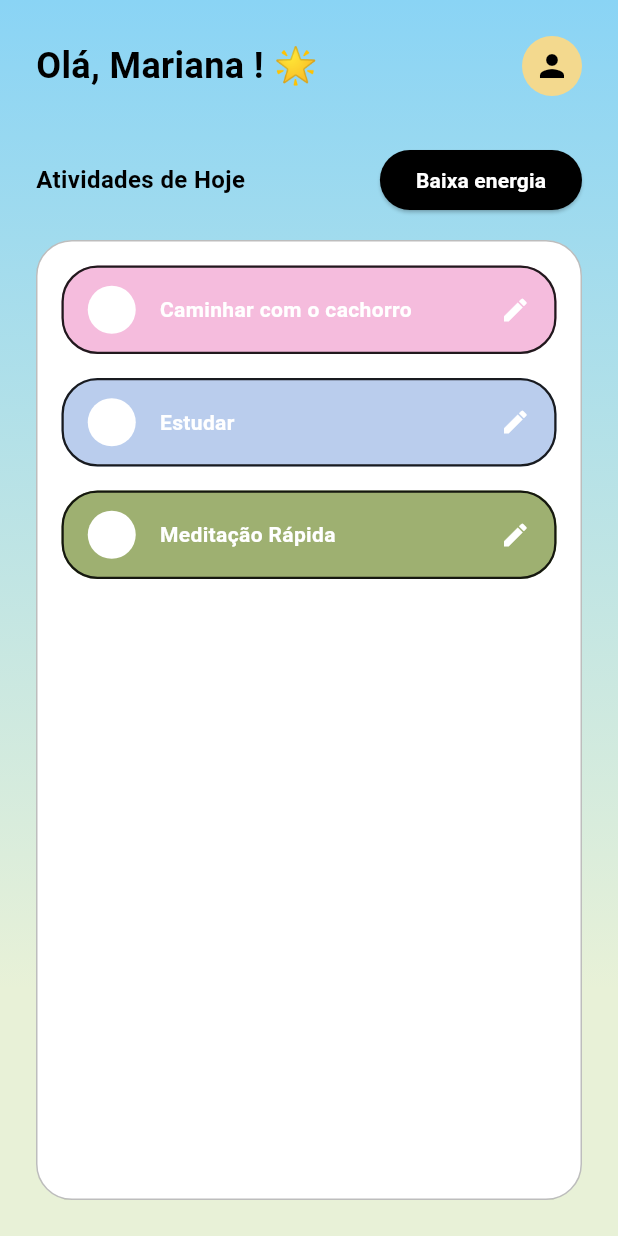
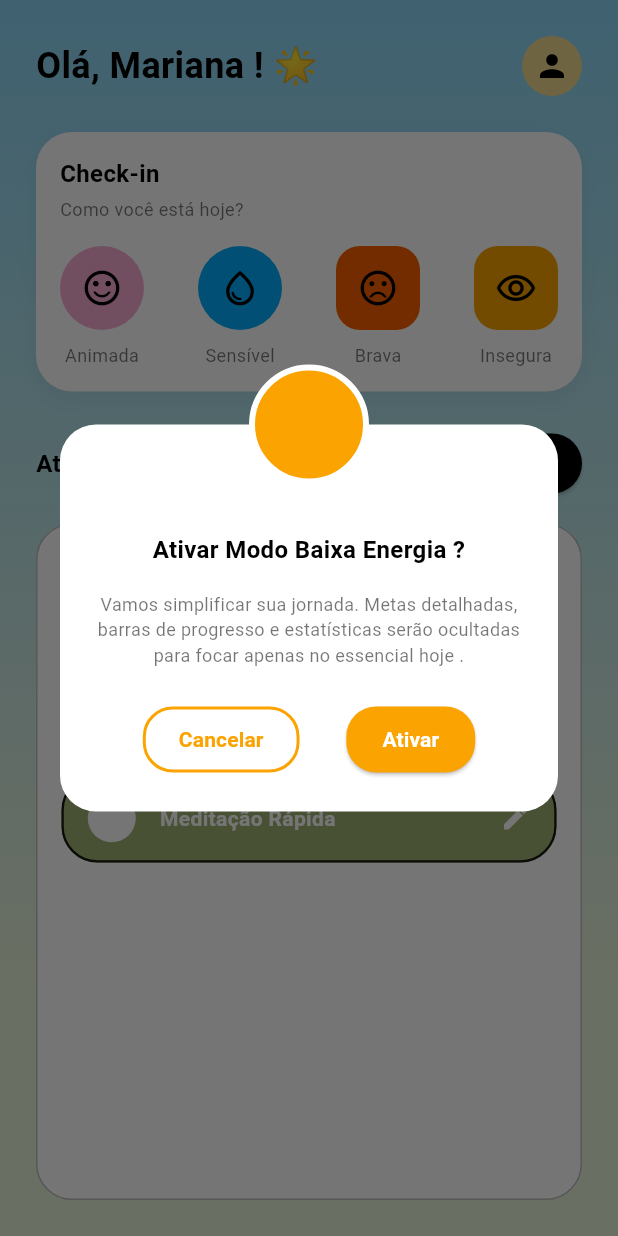
Before and after one commit to larasdiniz/health_routine, a Flutter app: the screen it shows after launch, after a tap on "Baixa energia", on a phone screen of 412 x 824 dp. Run offline on Flutter 3.47's test engine with Material 3 defaults, Android fonts, the phone set to English and light mode, and no system bars; our stand-ins replace equatable, flutter_bloc, google_fonts.

Commit message:
feat(hoje): adiciona card de check-in e logica do modo baixa energia

```diff
--- a/lib/features/hoje/presentation/pages/hoje_page.dart
+++ b/lib/features/hoje/presentation/pages/hoje_page.dart
@@ -3,9 +3,12 @@ import 'package:flutter_bloc/flutter_bloc.dart';
 import '../../../../core/theme/app_colors.dart';
 import '../../../../core/theme/app_text_styles.dart';
 import '../../../../core/widgets/app_background.dart';
+import '../../domain/entities/activity_entity.dart';
 import '../bloc/hoje_cubit.dart';
 import '../bloc/hoje_state.dart';
 import '../widgets/activity_card.dart';
+import '../widgets/check_in_card.dart';
+import '../widgets/low_energy_dialog.dart';
 
 class HojePage extends StatefulWidget {
   const HojePage({super.key});
@@ -29,7 +32,19 @@ class _HojePageState extends State<HojePage> {
         child: SafeArea(
           child: Padding(
             padding: const EdgeInsets.symmetric(horizontal: 24.0),
-            child: Column(
+            // O BlocBuilder agora envolve a coluna inteira para atualizar a tela toda
+            child: BlocBuilder<HojeCubit, HojeState>(
+              builder: (context, state) {
+                // Variáveis auxiliares para facilitar o layout
+                bool isLowEnergy = false;
+                List<ActivityEntity> atividades = [];
+
+                if (state is HojeSuccess) {
+                  isLowEnergy = state.isLowEnergyMode;
+                  atividades = state.activities;
+                }
+
+                return Column(
                   crossAxisAlignment: CrossAxisAlignment.start,
                   children: [
                     const SizedBox(height: 24),
@@ -49,9 +64,42 @@ class _HojePageState extends State<HojePage> {
                         ),
                       ],
                     ),
-                const SizedBox(height: 32),
+                    const SizedBox(height: 24),
 
-                // Seção "Atividades de Hoje" e Botão "Baixa Energia"
+                    // O Card de Check-in (Só aparece se NÃO estiver em baixa energia)
+                    if (!isLowEnergy) ...[
+                      const CheckInCard(),
+                      const SizedBox(height: 24),
+                    ],
+
+                    // Banner de Baixa Energia Ativado (Aparece se estiver ativo)
+                    if (isLowEnergy) ...[
+                      Container(
+                        padding: const EdgeInsets.all(16),
+                        decoration: BoxDecoration(
+                          color: AppColors.moodInsegura, // Laranja do Figma
+                          borderRadius: BorderRadius.circular(24),
+                        ),
+                        child: Column(
+                          crossAxisAlignment: CrossAxisAlignment.center,
+                          children: [
+                            Text(
+                              'Modo Baixa Energia Ativado',
+                              style: AppTextStyles.heading2,
+                            ),
+                            const SizedBox(height: 8),
+                            Text(
+                              'Suas metas complexas foram ocultadas para focar apenas no mínimo viável de saúde',
+                              style: AppTextStyles.bodySmall.copyWith(color: AppColors.black),
+                              textAlign: TextAlign.center,
+                            ),
+                          ],
+                        ),
+                      ),
+                      const SizedBox(height: 24),
+                    ],
+
+                    // Seção "Atividades de Hoje" e Botão
                     Row(
                       mainAxisAlignment: MainAxisAlignment.spaceBetween,
                       children: [
@@ -64,23 +112,49 @@ class _HojePageState extends State<HojePage> {
                               borderRadius: BorderRadius.circular(20),
                             ),
                           ),
-                      onPressed: () {
-                        // Exemplo chamando o toggle do modo baixa energia
+                          onPressed: () async {
+                            if (isLowEnergy) {
+                              // Se já tá ativo, só desativa direto
+                              context.read<HojeCubit>().toggleLowEnergyMode(false);
+                            } else {
+                              // Se não tá ativo, mostra o Modal de confirmação
+                              final confirmar = await showDialog<bool>(
+                                context: context,
+                                builder: (context) => const LowEnergyDialog(),
+                              );
+                              // Se o usuário clicou em "Ativar", a gente muda o state
+                              if (confirmar == true) {
                                 context.read<HojeCubit>().toggleLowEnergyMode(true);
+                              }
+                            }
                           },
-                      child: const Text(
-                        'Baixa energia',
-                        style: TextStyle(fontWeight: FontWeight.bold),
+                          // O texto do botão muda dinamicamente
+                          child: Text(
+                            isLowEnergy ? 'Desativar' : 'Baixa energia',
+                            style: const TextStyle(fontWeight: FontWeight.bold),
                           ),
                         ),
                       ],
                     ),
                     const SizedBox(height: 16),
 
-                // Lista de Atividades gerenciada pelo BlocBuilder!
+                    // Lista de Atividades
                     Expanded(
-                  child: BlocBuilder<HojeCubit, HojeState>(
-                    builder: (context, state) {
+                      child: _buildListContent(state, atividades),
+                    ),
+                    const SizedBox(height: 24),
+                  ],
+                );
+              },
+            ),
+          ),
+        ),
+      ),
+    );
+  }
+
+  // Função separada só para deixar o código do build mais limpo
+  Widget _buildListContent(HojeState state, List<ActivityEntity> atividades) {
     if (state is HojeLoading || state is HojeInitial) {
       return const Center(child: CircularProgressIndicator());
     } else if (state is HojeError) {
@@ -99,26 +173,15 @@ class _HojePageState extends State<HojePage> {
           border: Border.all(color: Colors.black26),
         ),
         child: ListView.builder(
-                            itemCount: state.activities.length,
+          itemCount: atividades.length,
           itemBuilder: (context, index) {
             return ActivityCard(
-                                activity: state.activities[index],
+              activity: atividades[index],
             );
           },
         ),
       );
     }
-
     return const SizedBox.shrink();
-                    },
-                  ),
-                ),
-                const SizedBox(height: 24),
-              ],
-            ),
-          ),
-        ),
-      ),
-    );
   }
 }
--- /dev/null
+++ b/lib/features/hoje/presentation/widgets/check_in_card.dart
@@ -0,0 +1,99 @@
+import 'package:flutter/material.dart';
+import '../../../../core/theme/app_colors.dart';
+import '../../../../core/theme/app_text_styles.dart';
+
+class CheckInCard extends StatelessWidget {
+  const CheckInCard({super.key});
+
+  @override
+  Widget build(BuildContext context) {
+    return Container(
+      padding: const EdgeInsets.all(16),
+      decoration: BoxDecoration(
+        color: AppColors.white,
+        borderRadius: BorderRadius.circular(24),
+        // Uma sombrinha bem suave igual a do Figma para o card "saltar" da tela
+        boxShadow: [
+          BoxShadow(
+            color: Colors.black.withOpacity(0.05),
+            blurRadius: 10,
+            offset: const Offset(0, 4),
+          ),
+        ],
+      ),
+      child: Column(
+        crossAxisAlignment: CrossAxisAlignment.start,
+        children: [
+          Text('Check-in', style: AppTextStyles.heading2),
+          const SizedBox(height: 4),
+          Text('Como você está hoje?', style: AppTextStyles.bodySmall),
+          const SizedBox(height: 16),
+
+          // A linha com os 4 humores
+          Row(
+            mainAxisAlignment: MainAxisAlignment.spaceBetween,
+            children: [
+              _MoodOption(
+                color: AppColors.moodAnimada,
+                label: 'Animada',
+                icon: Icons.sentiment_satisfied_alt, // Sorriso
+              ),
+              _MoodOption(
+                color: AppColors.moodSensivel,
+                label: 'Sensível',
+                icon: Icons.water_drop_outlined, // Gotinha simulando lágrima
+              ),
+              _MoodOption(
+                color: AppColors.moodBrava,
+                label: 'Brava',
+                icon: Icons.sentiment_very_dissatisfied, // Cara fechada
+                isSquare: true, // No Figma esse parece um quadradinho arredondado!
+              ),
+              _MoodOption(
+                color: AppColors.moodInsegura,
+                label: 'Insegura',
+                icon: Icons.remove_red_eye_outlined, // Olhinho
+                isSquare: true,
+              ),
+            ],
+          ),
+        ],
+      ),
+    );
+  }
+}
+
+// Widget auxiliar privado só para não repetir código dos botõezinhos
+class _MoodOption extends StatelessWidget {
+  final Color color;
+  final String label;
+  final IconData icon;
+  final bool isSquare;
+
+  const _MoodOption({
+    required this.color,
+    required this.label,
+    required this.icon,
+    this.isSquare = false,
+  });
+
+  @override
+  Widget build(BuildContext context) {
+    return Column(
+      children: [
+        Container(
+          width: 56,
+          height: 56,
+          decoration: BoxDecoration(
+            color: color,
+            // Se for isSquare, arredonda menos (parecendo o card laranja/amarelo)
+            borderRadius: BorderRadius.circular(isSquare ? 16 : 30),
+          ),
+          child: Icon(icon, color: AppColors.black, size: 28),
+        ),
+        const SizedBox(height: 8),
+        Text(label, style: AppTextStyles.bodySmall),
+      ],
+    );
+  }
+}
--- /dev/null
+++ b/lib/features/hoje/presentation/widgets/low_energy_dialog.dart
@@ -0,0 +1,82 @@
+import 'package:flutter/material.dart';
+import '../../../../core/theme/app_colors.dart';
+import '../../../../core/theme/app_text_styles.dart';
+
+class LowEnergyDialog extends StatelessWidget {
+  const LowEnergyDialog({super.key});
+
+  @override
+  Widget build(BuildContext context) {
+    return Dialog(
+      shape: RoundedRectangleBorder(borderRadius: BorderRadius.circular(24)),
+      backgroundColor: AppColors.white,
+      child: Stack(
+        clipBehavior: Clip.none,
+        alignment: Alignment.topCenter,
+        children: [
+          Padding(
+            padding: const EdgeInsets.fromLTRB(24, 72, 24, 24), // Espaço pro círculo laranja
+            child: Column(
+              mainAxisSize: MainAxisSize.min,
+              children: [
+                Text(
+                  'Ativar Modo Baixa Energia ?',
+                  style: AppTextStyles.heading2,
+                  textAlign: TextAlign.center,
+                ),
+                const SizedBox(height: 16),
+                Text(
+                  'Vamos simplificar sua jornada. Metas detalhadas, barras de progresso e estatísticas serão ocultadas para focar apenas no essencial hoje .',
+                  style: AppTextStyles.bodySmall,
+                  textAlign: TextAlign.center,
+                ),
+                const SizedBox(height: 24),
+                Row(
+                  mainAxisAlignment: MainAxisAlignment.spaceEvenly,
+                  children: [
+                    // Botão Cancelar
+                    OutlinedButton(
+                      style: OutlinedButton.styleFrom(
+                        side: const BorderSide(color: AppColors.moodInsegura, width: 2),
+                        shape: RoundedRectangleBorder(borderRadius: BorderRadius.circular(20)),
+                        padding: const EdgeInsets.symmetric(horizontal: 24, vertical: 12),
+                      ),
+                      onPressed: () => Navigator.of(context).pop(false),
+                      child: Text(
+                        'Cancelar',
+                        style: AppTextStyles.bodyBold.copyWith(color: AppColors.moodInsegura),
+                      ),
+                    ),
+                    // Botão Ativar
+                    ElevatedButton(
+                      style: ElevatedButton.styleFrom(
+                        backgroundColor: AppColors.moodInsegura, // Usando o laranja/amarelo do Figma
+                        shape: RoundedRectangleBorder(borderRadius: BorderRadius.circular(20)),
+                        padding: const EdgeInsets.symmetric(horizontal: 24, vertical: 12),
+                      ),
+                      onPressed: () => Navigator.of(context).pop(true),
+                      child: Text('Ativar', style: AppTextStyles.bodyBold),
+                    ),
+                  ],
+                ),
+              ],
+            ),
+          ),
+          // O círculo laranja vazando pra fora do topo
+          Positioned(
+            top: -40,
+            child: Container(
+              width: 80,
+              height: 80,
+              decoration: BoxDecoration(
+                color: AppColors.moodInsegura,
+                shape: BoxShape.circle,
+                border: Border.all(color: AppColors.white, width: 4),
+              ),
+            ),
+          ),
+        ],
+      ),
+    );
+  }
+}
```
Lines whose indentation alone changed are shown as unchanged.
